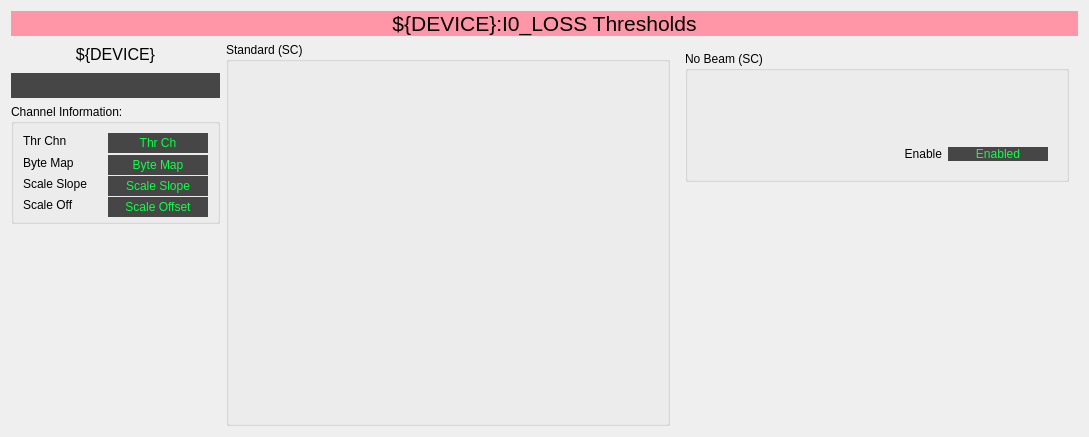
ad-build-test/pydm-mps, file mps_bcm_thresholds.ui: the form before one commit.
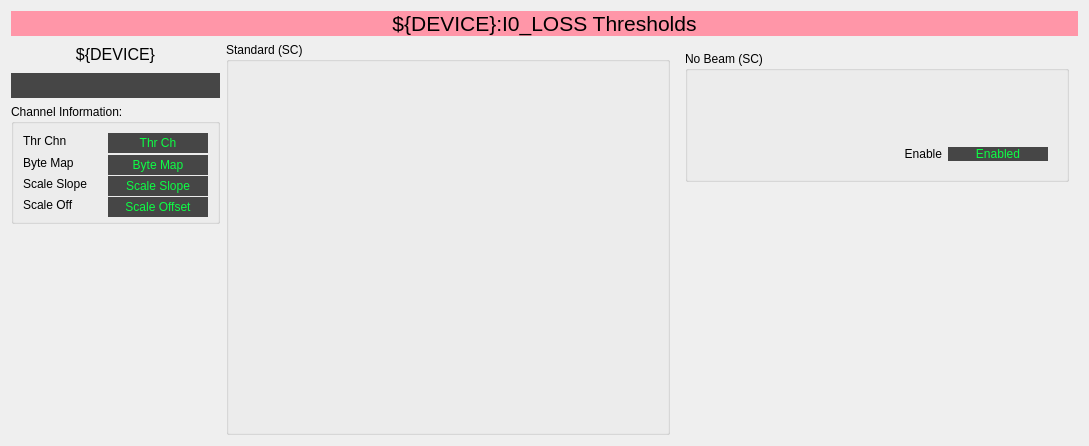
The form after the commit. Custom widgets are drawn as their Qt base class.

Patch:
```diff
--- a/mps_bcm_thresholds.ui
+++ b/mps_bcm_thresholds.ui
@@ -7,7 +7,7 @@
     <x>0</x>
     <y>0</y>
     <width>1089</width>
-    <height>437</height>
+    <height>446</height>
    </rect>
   </property>
   <property name="windowTitle">
```
Left out of the diff: 26 changed lines with no effect on the pictures.
